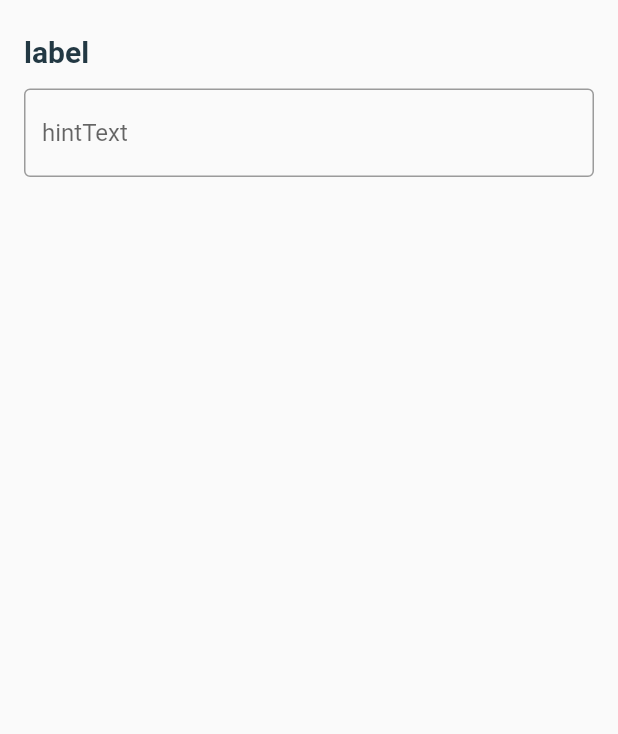
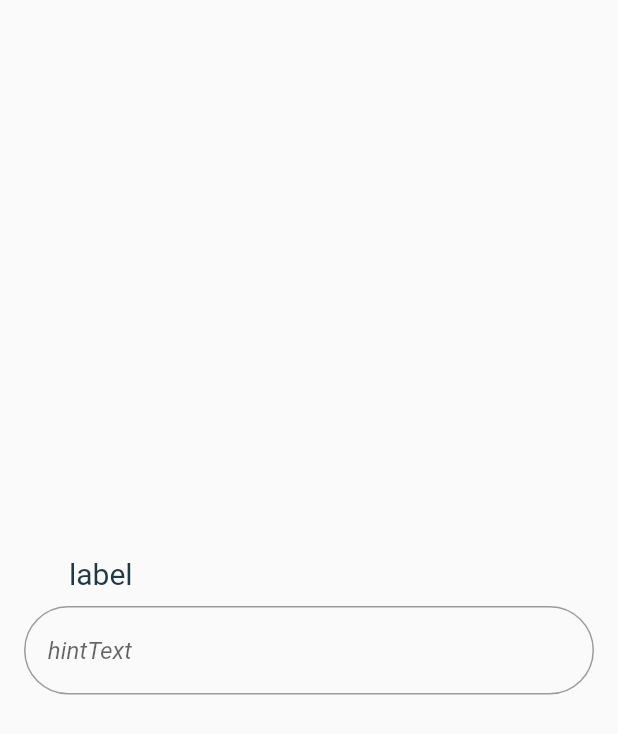
Before and after one commit to ben-ndui/smoothandesign-flutter-template, a Flutter app: the screen it shows after launch, on a phone screen of 412 x 824 dp. Shown: the top 734 px of the screen. Run offline on Flutter 3.47's test engine with Material 2 defaults, Android fonts, the phone set to English and light mode, and no system bars; drawn by our look-alikes of auto_size_text; our stand-ins replace auto_route, cloud_firestore, font_awesome_flutter; accounts and stored records are empty.

Commit message:
* UPDATE - smooth_textField.dart [edited]

```diff
--- a/lib/views/splash/splash_screen.dart
+++ b/lib/views/splash/splash_screen.dart
@@ -12,9 +12,9 @@ class SplashScreen extends StatelessWidget {
   }
 
   Widget splashBody(BuildContext context) {
-    return ListView(
-      shrinkWrap: true,
-      padding: EdgeInsets.zero,
+    return Column(
+      mainAxisSize: MainAxisSize.max,
+      mainAxisAlignment: MainAxisAlignment.center,
       children: const [
         SmoothTextField(label: "label", hintText: "hintText", isPasswordField: false),
       ],
--- a/packages/smooth-theme/lib/widgets/smooth_text.dart
+++ b/packages/smooth-theme/lib/widgets/smooth_text.dart
@@ -29,7 +29,6 @@ class SmoothText extends StatelessWidget {
         style: style ?? TextStyle(
           fontSize: 20.0,
           color: SmoothColor.textPrimary,
-          fontWeight: FontWeight.bold,
         ),
       ),
     );
--- a/packages/smooth-theme/lib/widgets/smooth_textField.dart
+++ b/packages/smooth-theme/lib/widgets/smooth_textField.dart
@@ -42,7 +42,7 @@ class SmoothTextField extends StatelessWidget {
                     mainAxisAlignment: MainAxisAlignment.start,
                     crossAxisAlignment: CrossAxisAlignment.start,
                     children: [
-                      SmoothText(title: label, vertical: 5.0, horizontal: 0.0)
+                      SmoothText(title: label, vertical: 2.0, horizontal: 30.0)
                     ],
                   ),
                 )
@@ -55,8 +55,12 @@ class SmoothTextField extends StatelessWidget {
                 child: TextFormField(
                   obscureText: isPasswordField,
                   decoration: InputDecoration(
+                    prefix: Text('|'),
                     hintText: hintText,
-                    border: const OutlineInputBorder(),
+                    hintStyle: TextStyle(fontStyle: FontStyle.italic),
+                    border: OutlineInputBorder(
+                      borderRadius: BorderRadius.circular(100.0)
+                    ),
                   ),
                 ),
               )
```
Also changed, not shown: 2 other files.
